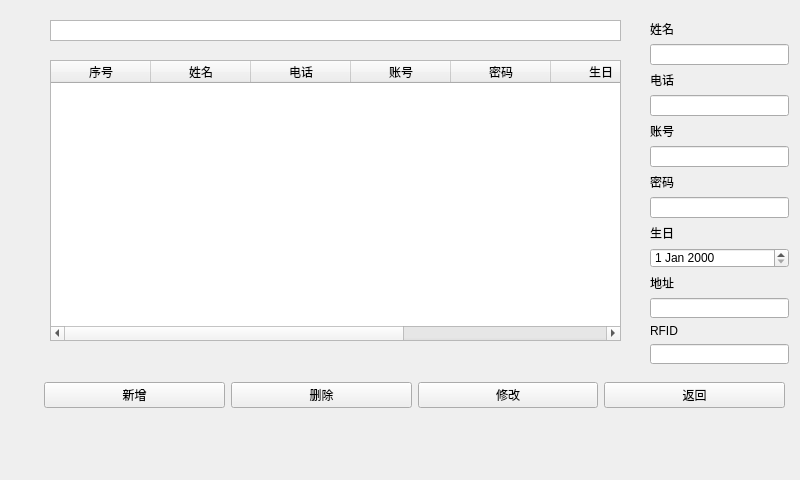
hewei-bit/Arm-linux-Smart-Community, file mange_owner.ui: the form before one commit.
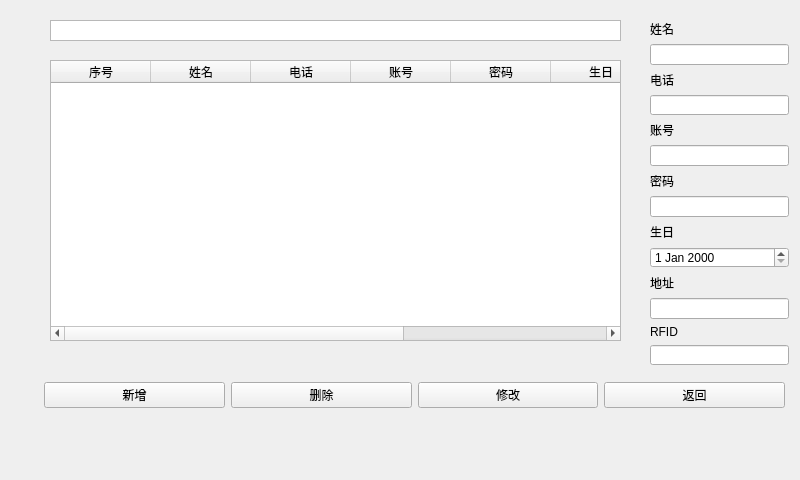
The form after the commit. Custom widgets are drawn as their Qt base class.

Diff of the .ui file:
```diff
--- a/mange_owner.ui
+++ b/mange_owner.ui
@@ -120,7 +120,7 @@
       <x>650</x>
       <y>20</y>
       <width>139</width>
-      <height>344</height>
+      <height>345</height>
      </rect>
     </property>
     <layout class="QVBoxLayout" name="verticalLayout">
@@ -200,9 +200,9 @@
     <property name="geometry">
      <rect>
       <x>0</x>
-      <y>300</y>
+      <y>330</y>
       <width>651</width>
-      <height>181</height>
+      <height>151</height>
      </rect>
     </property>
    </widget>
```
